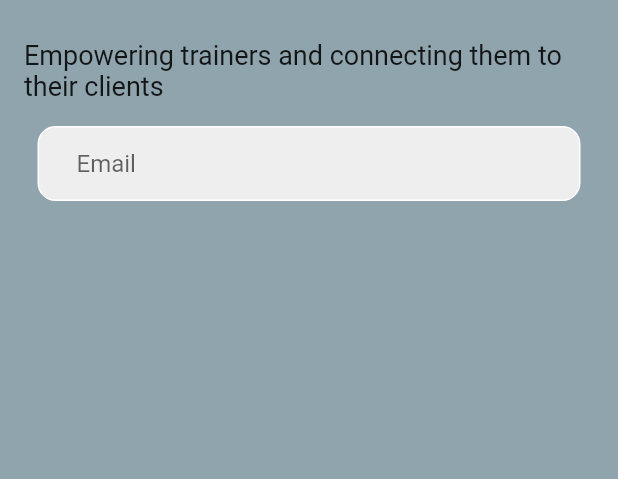
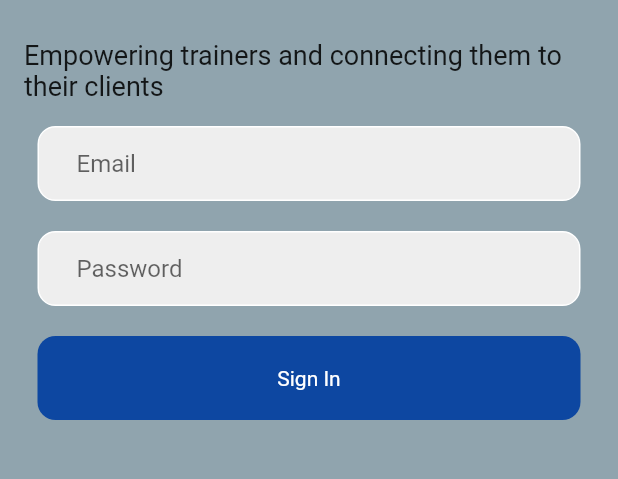
Before and after one commit to dmopsick/cantrain, a Flutter app: the screen it shows after launch, on a phone screen of 412 x 824 dp, the part 138-617 px from its top. Run offline on Flutter 3.47's test engine with Material 2 defaults, Android fonts, the phone set to English and light mode, and no system bars; our stand-ins replace firebase_core; accounts and stored records are empty.

Commit message:
#3 added sign in button

```diff
--- a/front-end/cantrain/lib/views/login.dart
+++ b/front-end/cantrain/lib/views/login.dart
@@ -60,9 +60,50 @@ class _LoginViewState extends State<LoginView> {
                       ),
                     ),
 
+                    const SizedBox(height: 20),
+
                     // Password input
+                     Padding(
+                      padding: const EdgeInsets.symmetric(horizontal: 25),
+                      child: Container(
+                        decoration: BoxDecoration(
+                          color: Colors.grey[200],
+                          border: Border.all(color: Colors.white),
+                          borderRadius: BorderRadius.circular(12),
+                        ),
+                        child: const Padding(
+                          padding:  EdgeInsets.only(left: 25),
+                          child: TextField(
+                            obscureText: true,
+                            decoration: InputDecoration(
+                              border: InputBorder.none,
+                              hintText: 'Password'
+                            ),
+                          ),
+                        ),
+                      ),
+                    ),
+
+                    const SizedBox(height: 20),
 
                     // Log in button
+                    Padding(
+                      padding: const EdgeInsets.symmetric(horizontal: 25),
+                      child: Container(
+                        padding: EdgeInsets.all(20),
+                        decoration: BoxDecoration(
+                          color: Colors.blue[900],
+                          borderRadius: BorderRadius.circular(12),
+                        ),
+                        child: const Center(
+                          child: Text('Sign In',
+                            style: TextStyle(
+                              color: Colors.white
+                            )
+                          ),
+                      ),
+                        ),
+                    ),
 
                     // New user register
                 ]),
```
